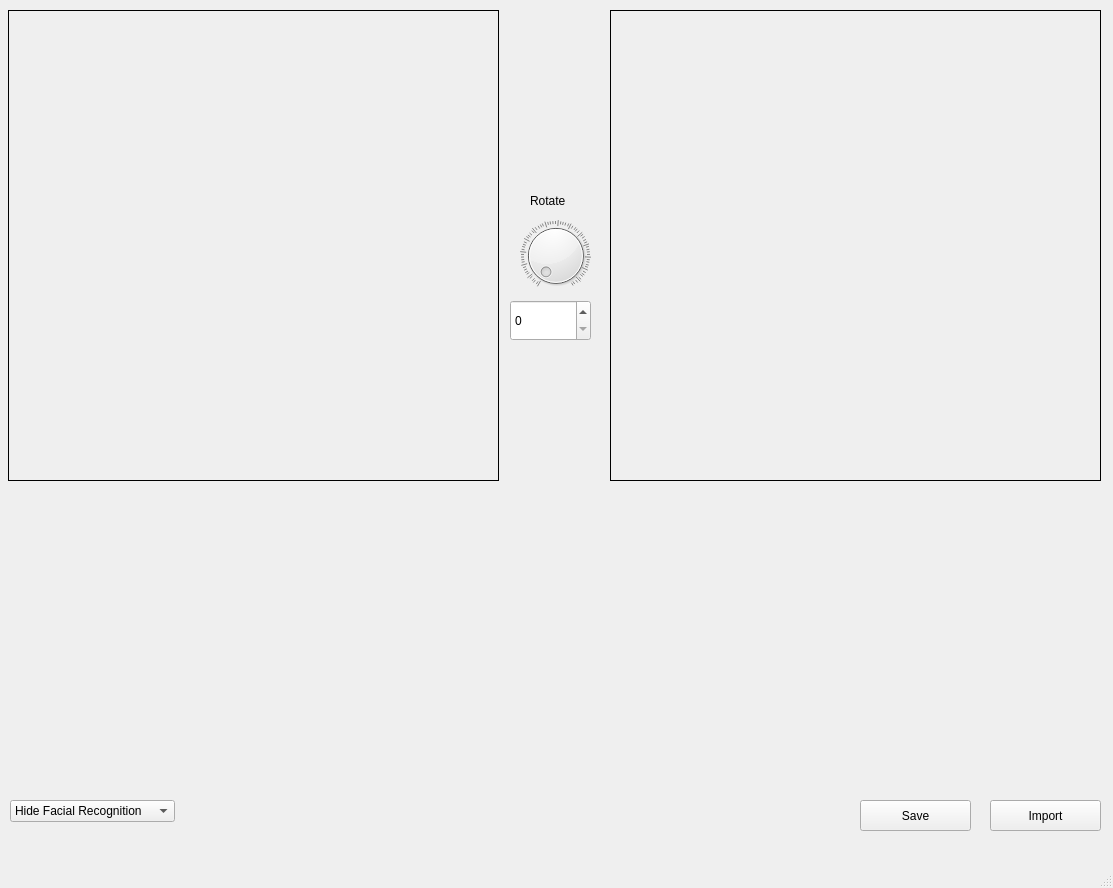
First picture: the form in coreUI/main_window.ui, repository prateekgurnani10/Image_recognition, before the edit.
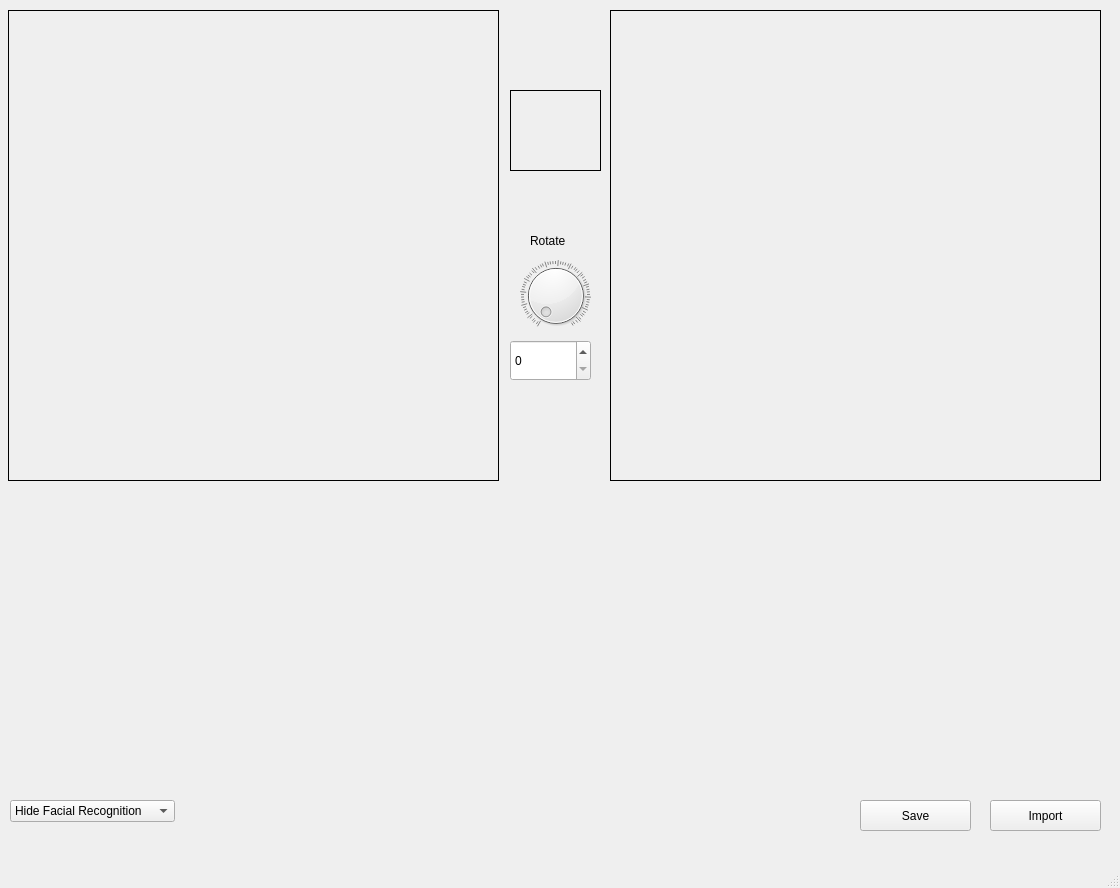
Second picture: the form after the edit.

Patch:
```diff
--- a/coreUI/main_window.ui
+++ b/coreUI/main_window.ui
@@ -9,7 +9,7 @@
    <rect>
     <x>0</x>
     <y>0</y>
-    <width>1113</width>
+    <width>1120</width>
     <height>888</height>
    </rect>
   </property>
@@ -95,7 +95,7 @@
     <property name="geometry">
      <rect>
       <x>520</x>
-      <y>220</y>
+      <y>260</y>
       <width>71</width>
       <height>71</height>
      </rect>
@@ -111,7 +111,7 @@
     <property name="geometry">
      <rect>
       <x>510</x>
-      <y>300</y>
+      <y>340</y>
       <width>81</width>
       <height>41</height>
      </rect>
@@ -138,7 +138,7 @@
     <property name="geometry">
      <rect>
       <x>530</x>
-      <y>190</y>
+      <y>230</y>
       <width>51</width>
       <height>21</height>
      </rect>
@@ -219,6 +219,25 @@
      </property>
     </item>
    </widget>
+   <widget class="QLabel" name="logoLabel">
+    <property name="geometry">
+     <rect>
+      <x>510</x>
+      <y>90</y>
+      <width>91</width>
+      <height>81</height>
+     </rect>
+    </property>
+    <property name="frameShape">
+     <enum>QFrame::Box</enum>
+    </property>
+    <property name="text">
+     <string/>
+    </property>
+    <property name="alignment">
+     <set>Qt::AlignCenter</set>
+    </property>
+   </widget>
   </widget>
   <widget class="QStatusBar" name="statusbar"/>
   <widget class="QMenuBar" name="menubar">
```
Left out of the diff: 6 changed lines with no effect on the pictures.
